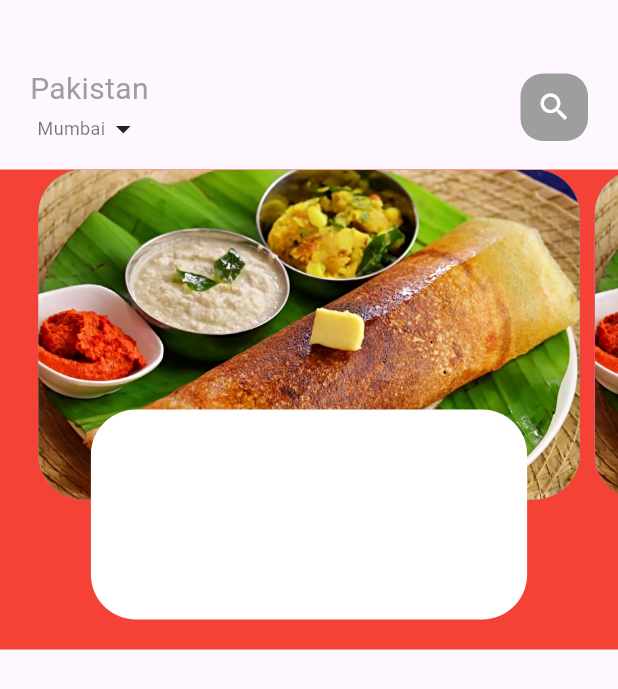
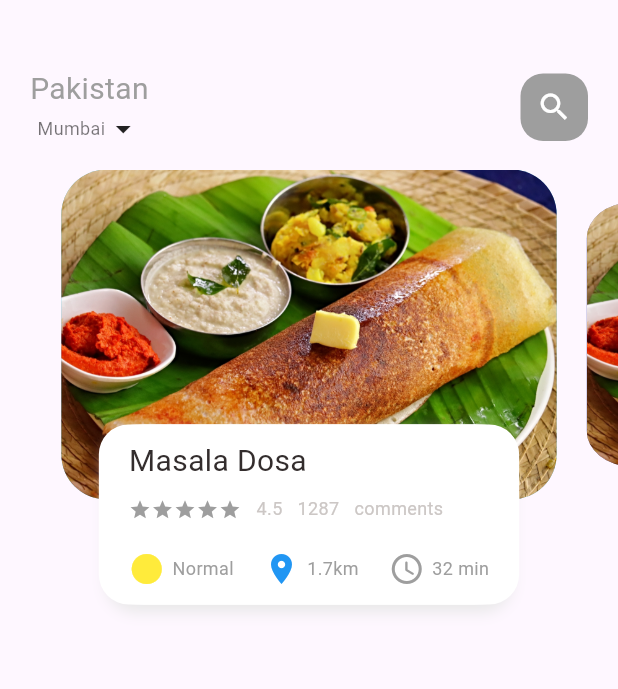
Before and after one commit to prashantmanna/flutter_food_delivery_app, a Flutter app: the screen it shows after launch, on a phone screen of 412 x 824 dp. Shown: the top 689 px of the screen. Run offline on Flutter 3.47's test engine with Material 3 defaults, Android fonts, the phone set to English and light mode, and no system bars; Roboto replaces fonts that are missing (Poppins).

Commit message:
first commit

```diff
--- a/lib/home/food_page_body.dart
+++ b/lib/home/food_page_body.dart
@@ -1,4 +1,7 @@
 import 'package:flutter/material.dart';
+import 'package:flutter_food_delivery_app/widgets/bigText.dart';
+import 'package:flutter_food_delivery_app/widgets/icon_and_text.dart';
+import 'package:flutter_food_delivery_app/widgets/small_text.dart';
 
 class FoodPageBody extends StatefulWidget {
   const FoodPageBody({super.key});
@@ -8,11 +11,28 @@ class FoodPageBody extends StatefulWidget {
 }
 
 class _FoodPageBodyState extends State<FoodPageBody> {
-  PageController pageController = PageController(viewportFraction: 0.9);
+  PageController pageController = PageController(viewportFraction: 0.85);
+  var _currPageValue = 0.0;
+  var scaleFactor = 0.8;
+  var currheight = 220;
+  @override
+  void initState() {
+    super.initState();
+    pageController.addListener((){
+      setState(() {
+        _currPageValue=pageController.page!;});
+
+      });
+
+  }
+  @override
+  void dispose(){
+    pageController.dispose();
+  }
   @override
   Widget build(BuildContext context) {
     return Container(
-      color: Colors.red,
+      // color: Colors.red,
       height: 320,
       child: PageView.builder(
         controller: pageController,
@@ -23,11 +43,32 @@ class _FoodPageBodyState extends State<FoodPageBody> {
     );
   }
   Widget _buildPageItem(int index){
-    return Stack(
+    Matrix4 matrix = new Matrix4.identity();
+    if(index == _currPageValue.floor()){
+      var currScale = 1-(_currPageValue-index)*(1-scaleFactor);
+      var currHeight = currheight*(1-currScale)/2;
+      matrix = Matrix4.diagonal3Values(1, currScale, 1)..setTranslationRaw(0, currHeight, 0);
+    }else if(index == _currPageValue.floor()+1){
+      var currScale = scaleFactor+(_currPageValue-index+1)*(1-scaleFactor);
+      var currHeight = currheight*(1-currScale)/2;
+      matrix = Matrix4.diagonal3Values(1, currScale, 1);
+      matrix = Matrix4.diagonal3Values(1, currScale, 1)..setTranslationRaw(0, currHeight, 0);
+    }else if(index == _currPageValue.floor()-1){
+      var currScale = 1-(_currPageValue-index)*(1-scaleFactor);
+      var currHeight = currheight*(1-currScale)/2;
+      matrix = Matrix4.diagonal3Values(1, currScale, 1);
+      matrix = Matrix4.diagonal3Values(1, currScale, 1)..setTranslationRaw(0, currHeight, 0);}
+    else{
+      var currScale = 0.8;
+      matrix = Matrix4.diagonal3Values(1, currScale, 1)..setTranslationRaw(0, currheight*(1-scaleFactor)/2, 1);
+    }
+    return Transform(
+      transform: matrix,
+      child: Stack(
         children: [
           Container(
           height: 220,
-        margin: EdgeInsets.only(left: 5,right: 5),
+          margin: EdgeInsets.only(left: 10,right: 10),
           decoration: BoxDecoration(
             borderRadius: BorderRadius.circular(30),
             color: index.isEven?Color(0xff69c5df):Color(0xff9294cc),
@@ -43,17 +84,64 @@ class _FoodPageBodyState extends State<FoodPageBody> {
 
             alignment: Alignment.bottomCenter,
             child: Container(
-            height: 140,
-
-            margin: EdgeInsets.only(left: 40,right: 40,bottom: 20),
+              height: 120,
+              child: Container(
+                padding: EdgeInsets.only(top: 10,left: 15,right: 15),
+                child: Column(
+                  crossAxisAlignment: CrossAxisAlignment.start,
+                  children: [
+                    Bigtext(text: "Masala Dosa"),
+                    SizedBox(height: 10,),
+                    Row(
+                      children: [
+                        Wrap(
+                          children: List.generate(5,(index)=>Icon(Icons.star,color: Colors.grey,size: 15,)),
+                        ),
+                        SizedBox(width: 10,),
+                        small_text(text: "4.5"),
+                        SizedBox(width: 10,),
+                        small_text(text: "1287"),
+                        SizedBox(width: 10,),
+                        small_text(text: "comments"),
+                      ],
+                    ),
+                    SizedBox(height: 20,),
+                    Row(
+                      mainAxisAlignment: MainAxisAlignment.spaceBetween,
+                      children: [
+                        IconAndText(icon: Icons.circle,
+                            text: "Normal", color: Colors.grey, iconColor: Colors.yellow),
+                        IconAndText(icon: Icons.location_on,
+                            text: "1.7km", color: Colors.grey, iconColor: Colors.blue),
+                        IconAndText(icon: Icons.access_time_rounded,
+                            text: "32 min", color: Colors.grey, iconColor: Colors.grey),
+                      ],
+                    )
+                  ],
+                ),
+              ),
+              margin: EdgeInsets.only(left: 40,right: 40,bottom: 30),
               decoration: BoxDecoration(
-                borderRadius: BorderRadius.circular(30),
+                  borderRadius: BorderRadius.circular(20),
                   color: Colors.white,
-
+                  boxShadow: [
+                    BoxShadow(
+                      color: Color(0xffe8e8e8),
+                      blurRadius: 8.0,
+                      offset: Offset(0,5)
+                    ),BoxShadow(
+                      color: Colors.white,
+                      offset: Offset(-5,0)
+                    ),BoxShadow(
+                        color: Colors.white,
+                        offset: Offset(5,0)
+                    )
+                  ]
               ),
             ),
           )
         ],
+      ),
     );
   }
 }
--- /dev/null
+++ b/lib/widgets/icon_and_text.dart
@@ -0,0 +1,24 @@
+import 'package:flutter/material.dart';
+import 'package:flutter_food_delivery_app/widgets/small_text.dart';
+class IconAndText extends StatelessWidget {
+  final IconData icon;
+  final String text;
+  final Color color;
+  final Color iconColor;
+  const IconAndText({super.key,
+    required this.icon,
+    required this.text,
+    required this.color,
+    required this.iconColor});
+
+  @override
+  Widget build(BuildContext context) {
+    return Row(
+      children: [
+        Icon(icon,color: iconColor,),
+        SizedBox(width: 5,),
+        small_text(text: text,color: color,),
+      ],
+    );
+  }
+}
```
Lines whose indentation alone changed are shown as unchanged.
